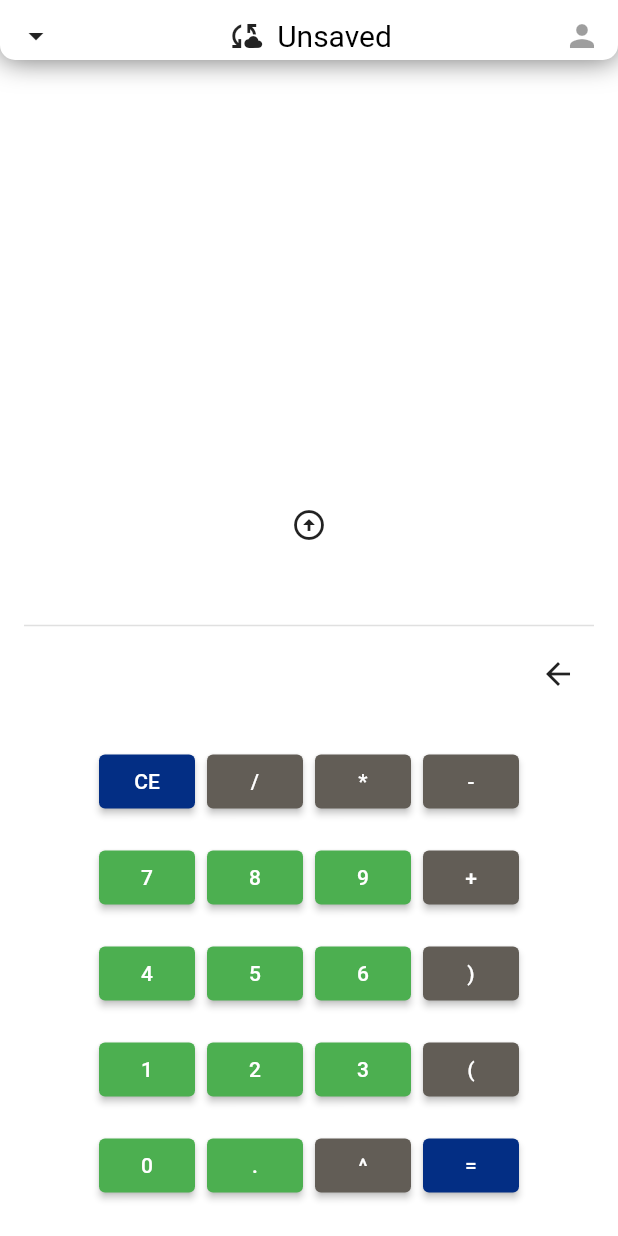
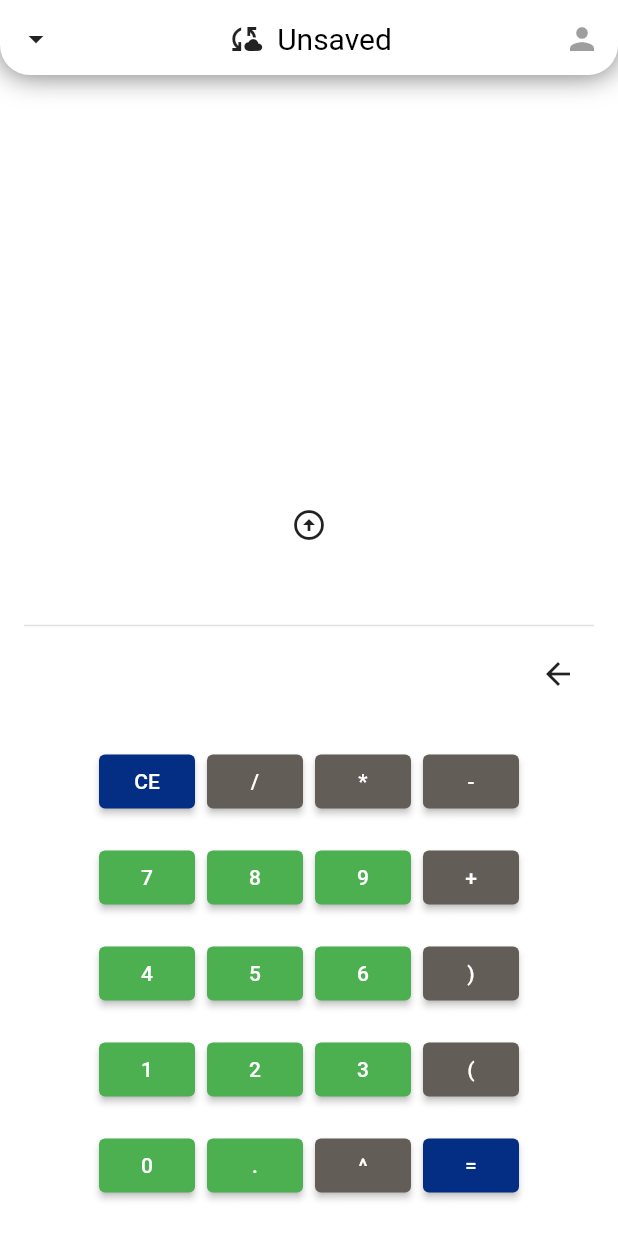
Before and after one commit to AbrahamHidy/CloudCalc, a Flutter app: the screen it shows after launch, on a phone screen of 412 x 824 dp. Run offline on Flutter 3.47's test engine with Material 2 defaults, Android fonts, the phone set to English and light mode, and no system bars; drawn by our look-alikes of auto_size_text; our stand-ins replace firebase_auth, firebase_core; missing offline and left inert: function_tree; accounts and stored records are empty.

Commit message:
adapt for iphone

```diff
--- a/lib/main.dart
+++ b/lib/main.dart
@@ -121,7 +121,8 @@ class _MyHomePageState extends State<MyHomePage> {
   @override
   Widget build(BuildContext context) {
     return Scaffold(
-      body: Stack(
+      body: SafeArea(
+        child: Stack(
           children: [
             Center(
               child: Column(
@@ -151,8 +152,8 @@ class _MyHomePageState extends State<MyHomePage> {
                                     onTap: () {
                                       loadCalculation(index);
                                     },
-                                  title: Text(
-                                      _sessionCalculations[index].getResult()),
+                                    title: Text(_sessionCalculations[index]
+                                        .getResult()),
                                     subtitle: Text(_sessionCalculations[index]
                                         .getExpression()),
                                     trailing: IconButton(
@@ -377,6 +378,7 @@ class _MyHomePageState extends State<MyHomePage> {
             const CloudSessionsExpander(),
           ],
         ),
+      ),
     );
   }
 }
--- a/lib/widgets/cloudSessionsExpander.dart
+++ b/lib/widgets/cloudSessionsExpander.dart
@@ -24,11 +24,11 @@ class _CloudSessionsExpanderState extends State<CloudSessionsExpander> {
   @override
   Widget build(BuildContext context) {
     return Container(
-      height: _open ? MediaQuery.of(context).size.height - 30 : 40,
+      height: _open ? MediaQuery.of(context).size.height - 30 : 50,
       decoration: const BoxDecoration(
         borderRadius: BorderRadius.only(
-          bottomLeft: Radius.elliptical(10, 10),
-          bottomRight: Radius.elliptical(10, 10),
+          bottomLeft: Radius.elliptical(20, 20),
+          bottomRight: Radius.elliptical(20, 20),
         ),
         color: Colors.white,
         boxShadow: [
```
Also changed, not shown: 4 other files. Lines whose indentation alone changed are shown as unchanged.
